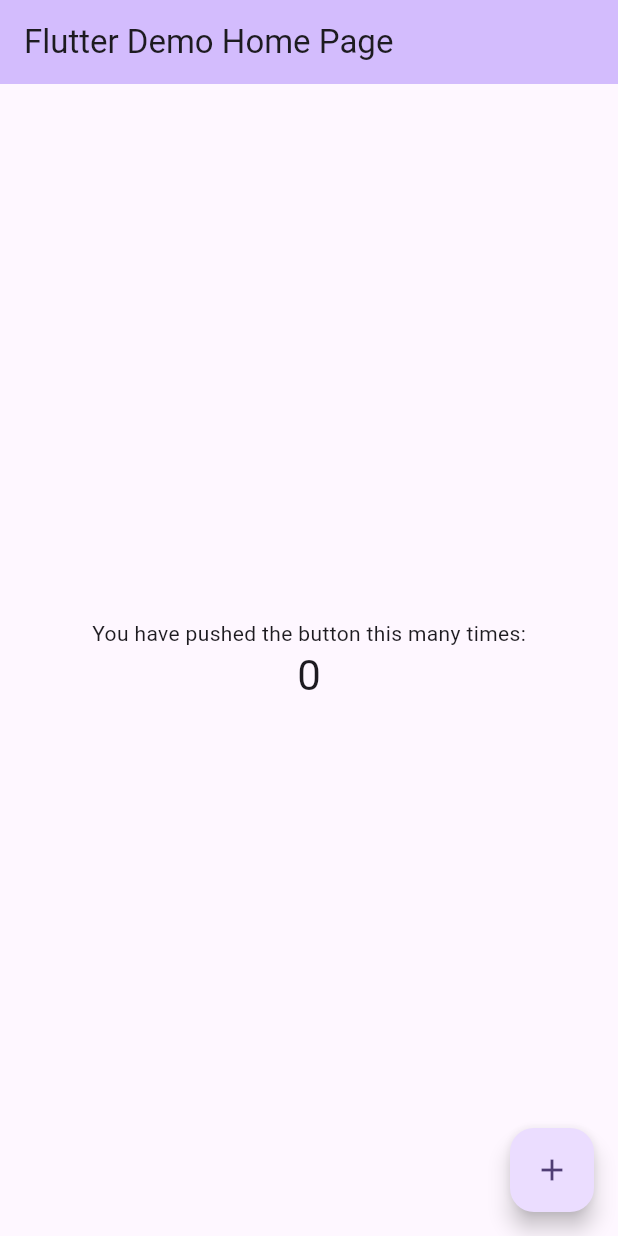
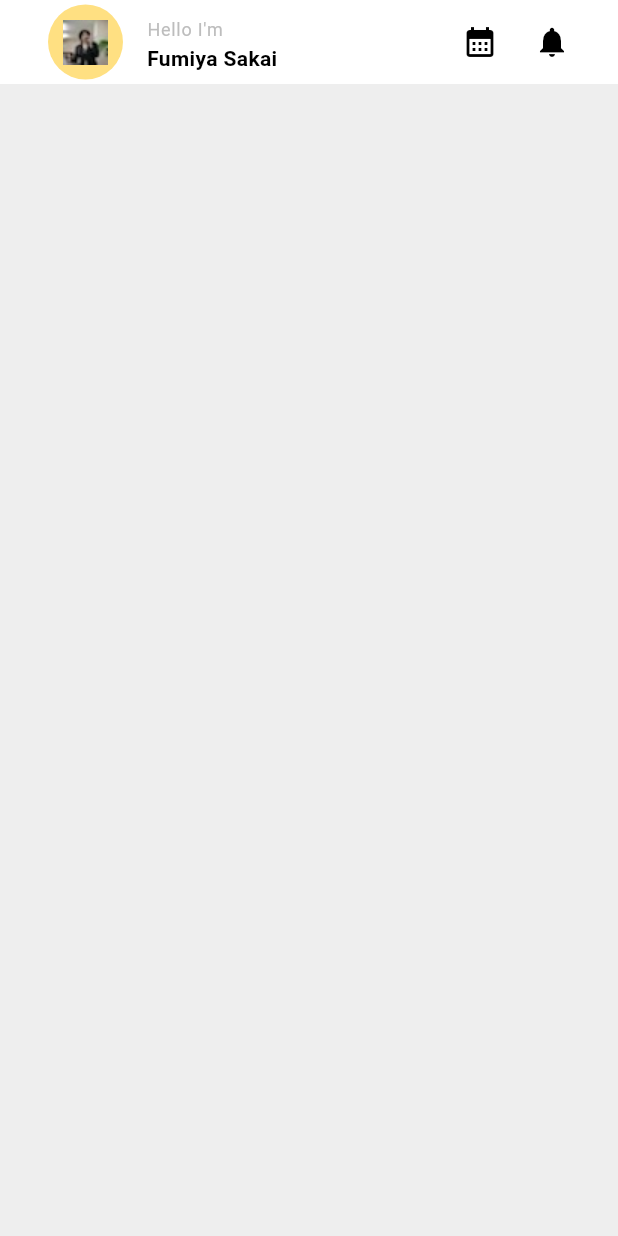
Before and after one commit to fumiyasac/todo_style_example_app, a Flutter app: the screen it shows after launch, on a phone screen of 412 x 824 dp. Run offline on Flutter 3.47's test engine with Material 3 defaults, Android fonts, the light colour scheme and no system bars.

Commit message:
AppBarを作成する

```diff
--- a/lib/main.dart
+++ b/lib/main.dart
@@ -11,115 +11,64 @@
   @override
   Widget build(BuildContext context) {
     return MaterialApp(
+      debugShowCheckedModeBanner: false,
       title: 'Flutter Demo',
-      theme: ThemeData(
-        // This is the theme of your application.
-        //
-        // TRY THIS: Try running your application with "flutter run". You'll see
-        // the application has a purple toolbar. Then, without quitting the app,
-        // try changing the seedColor in the colorScheme below to Colors.green
-        // and then invoke "hot reload" (save your changes or press the "hot
-        // reload" button in a Flutter-supported IDE, or press "r" if you used
-        // the command line to start the app).
-        //
-        // Notice that the counter didn't reset back to zero; the application
-        // state is not lost during the reload. To reset the state, use hot
-        // restart instead.
-        //
-        // This works for code too, not just values: Most code changes can be
-        // tested with just a hot reload.
-        colorScheme: ColorScheme.fromSeed(seedColor: Colors.deepPurple),
-        useMaterial3: true,
-      ),
-      home: const MyHomePage(title: 'Flutter Demo Home Page'),
+      theme: ThemeData(),
+      home: const HomePage(),
     );
   }
 }
 
-class MyHomePage extends StatefulWidget {
-  const MyHomePage({super.key, required this.title});
-
-  // This widget is the home page of your application. It is stateful, meaning
-  // that it has a State object (defined below) that contains fields that affect
-  // how it looks.
-
-  // This class is the configuration for the state. It holds the values (in this
-  // case the title) provided by the parent (in this case the App widget) and
-  // used by the build method of the State. Fields in a Widget subclass are
-  // always marked "final".
-
-  final String title;
-
-  @override
-  State<MyHomePage> createState() => _MyHomePageState();
-}
-
-class _MyHomePageState extends State<MyHomePage> {
-  int _counter = 0;
-
-  void _incrementCounter() {
-    setState(() {
-      // This call to setState tells the Flutter framework that something has
-      // changed in this State, which causes it to rerun the build method below
-      // so that the display can reflect the updated values. If we changed
-      // _counter without calling setState(), then the build method would not be
-      // called again, and so nothing would appear to happen.
-      _counter++;
-    });
-  }
+class HomePage extends StatelessWidget {
+  const HomePage({super.key});
 
   @override
   Widget build(BuildContext context) {
-    // This method is rerun every time setState is called, for instance as done
-    // by the _incrementCounter method above.
-    //
-    // The Flutter framework has been optimized to make rerunning build methods
-    // fast, so that you can just rebuild anything that needs updating rather
-    // than having to individually change instances of widgets.
     return Scaffold(
+      backgroundColor: Colors.grey.shade200,
       appBar: AppBar(
-        // TRY THIS: Try changing the color here to a specific color (to
-        // Colors.amber, perhaps?) and trigger a hot reload to see the AppBar
-        // change color while the other colors stay the same.
-        backgroundColor: Theme.of(context).colorScheme.inversePrimary,
-        // Here we take the value from the MyHomePage object that was created by
-        // the App.build method, and use it to set our appbar title.
-        title: Text(widget.title),
+        backgroundColor: Colors.white,
+        foregroundColor: Colors.black,
+        elevation: 0,
+        title: ListTile(
+          leading: CircleAvatar(
+            backgroundColor: Colors.amber.shade200,
+            radius: 25,
+            child: Image.asset('assets/profile.jpg'),
+          ),
+          title: Text(
+            "Hello I'm",
+            style: TextStyle(
+              fontSize: 12,
+              color: Colors.grey.shade400,
+            ),
+          ),
+          subtitle: Text(
+            "Fumiya Sakai",
+            style: TextStyle(
+              fontWeight: FontWeight.bold,
+              color: Colors.black,
+            ),
+          ),
+        ),
+        actions: [
+          Padding(
+            padding: EdgeInsets.symmetric(horizontal: 20),
+            child: Row(
+              children: [
+                IconButton(
+                  onPressed: () {},
+                  icon: Icon(Icons.calendar_month),
+                ),
+                IconButton(
+                  onPressed: () {},
+                  icon: Icon(Icons.notifications),
+                ),
+              ],
+            ),
+          )
+        ],
       ),
-      body: Center(
-        // Center is a layout widget. It takes a single child and positions it
-        // in the middle of the parent.
-        child: Column(
-          // Column is also a layout widget. It takes a list of children and
-          // arranges them vertically. By default, it sizes itself to fit its
-          // children horizontally, and tries to be as tall as its parent.
-          //
-          // Column has various properties to control how it sizes itself and
-          // how it positions its children. Here we use mainAxisAlignment to
-          // center the children vertically; the main axis here is the vertical
-          // axis because Columns are vertical (the cross axis would be
-          // horizontal).
-          //
-          // TRY THIS: Invoke "debug painting" (choose the "Toggle Debug Paint"
-          // action in the IDE, or press "p" in the console), to see the
-          // wireframe for each widget.
-          mainAxisAlignment: MainAxisAlignment.center,
-          children: <Widget>[
-            const Text(
-              'You have pushed the button this many times:',
-            ),
-            Text(
-              '$_counter',
-              style: Theme.of(context).textTheme.headlineMedium,
-            ),
-          ],
-        ),
-      ),
-      floatingActionButton: FloatingActionButton(
-        onPressed: _incrementCounter,
-        tooltip: 'Increment',
-        child: const Icon(Icons.add),
-      ), // This trailing comma makes auto-formatting nicer for build methods.
     );
   }
 }
--- a/pubspec.yaml
+++ b/pubspec.yaml
@@ -59,9 +59,8 @@ flutter:
   uses-material-design: true
 
   # To add assets to your application, add an assets section, like this:
-  # assets:
-  #   - images/a_dot_burr.jpeg
-  #   - images/a_dot_ham.jpeg
+  assets:
+    - assets/
 
   # An image asset can refer to one or more resolution-specific "variants", see
   # https://flutter.dev/to/resolution-aware-images
```
Also changed, not shown: assets/profile.jpg (added).
